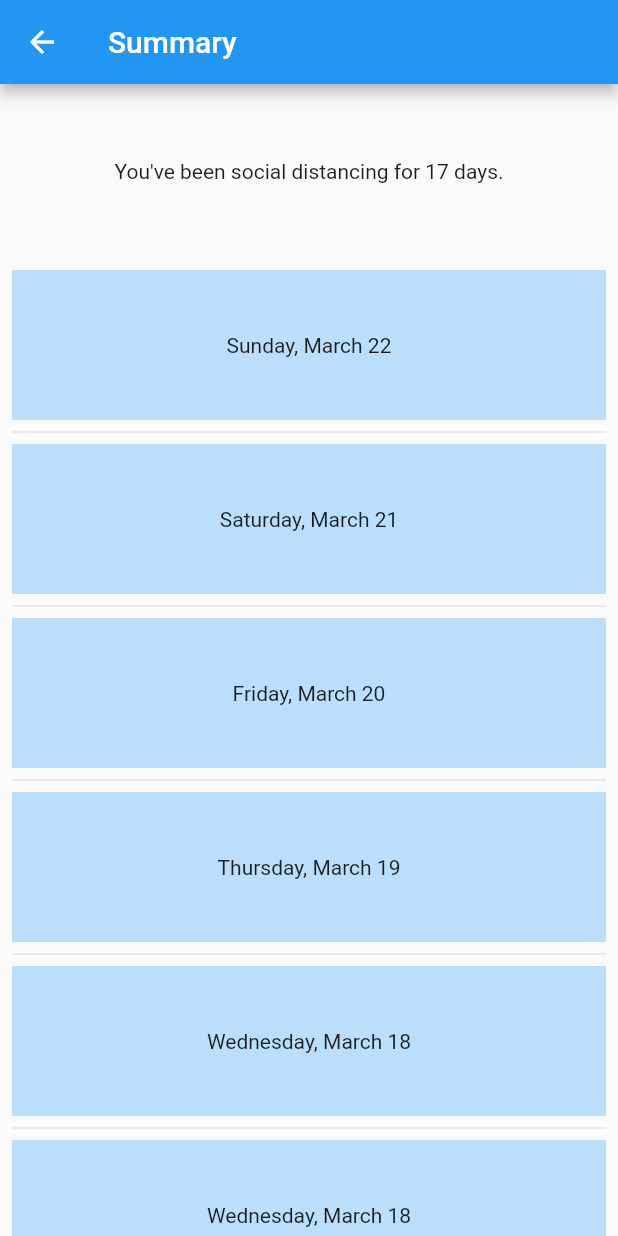
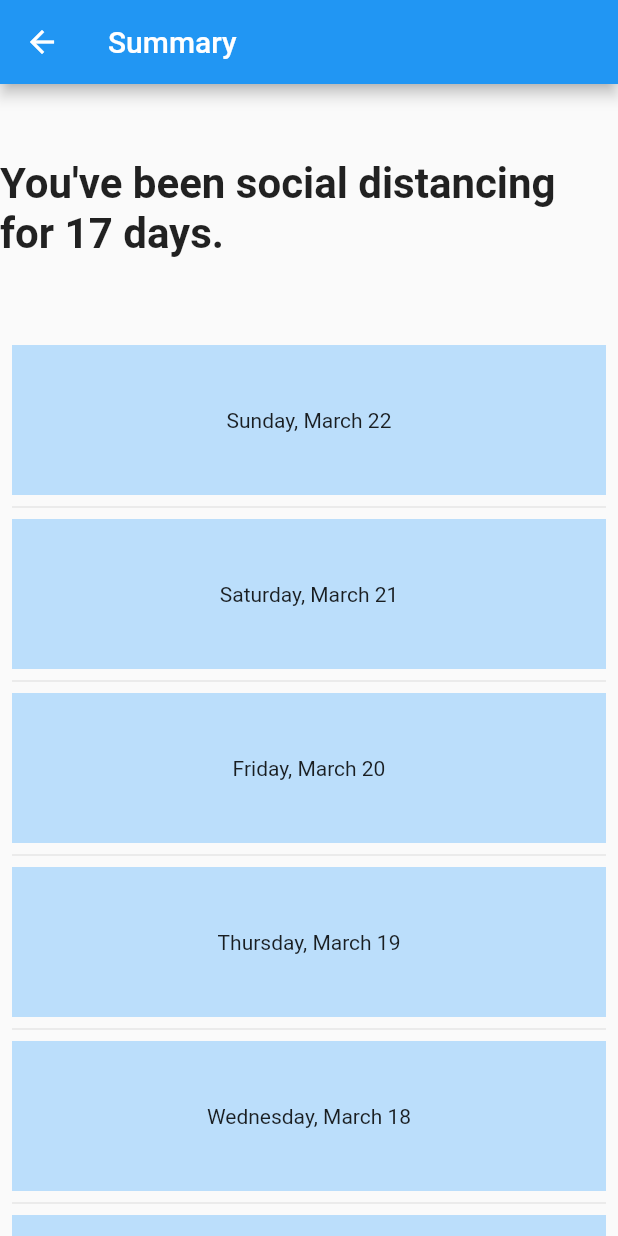
Before and after one commit to sfuentesbongenaar/shelter_in_place, a Flutter app: the Summary screen opened directly, on a phone screen of 412 x 824 dp. Run offline on Flutter 3.47's test engine with Material 2 defaults, Android fonts, the phone set to English and light mode, and no system bars; our stand-ins replace charts_flutter, firebase_auth, shared_preferences; accounts and stored records are empty.

Commit message:
Add original translated text to the summary page.

```diff
--- a/lib/pages/summary.dart
+++ b/lib/pages/summary.dart
@@ -16,6 +16,8 @@ final List<dynamic> dates = <dynamic>[
 ];
 
 class Summary extends StatefulWidget {
+  final String userEmail;
+
   @override
   _SummaryState createState() => _SummaryState();
 }
@@ -34,16 +36,14 @@ class _SummaryState extends State<Summary> {
     return Scaffold(
         appBar: AppBar(
           title:
-              Text("Summary"),
-              // Text(AppLocalizations.of(context).translate('summary bar title')),
+              Text(AppLocalizations.of(context).translate('summary bar title')),
         ),
         body: Center(
             child: Column(
           children: <Widget>[
             SizedBox(height: 50.0),
-            Text("You've been social distancing for 17 days."),
-            // Text(AppLocalizations.of(context).translate('summary header'),
-                // style: TextStyle(fontSize: 28, fontWeight: FontWeight.bold)),
+            Text(AppLocalizations.of(context).translate('summary header'),
+                style: TextStyle(fontSize: 28, fontWeight: FontWeight.bold)),
             SizedBox(height: 50.0),
             ListView.separated(
               shrinkWrap: true,
```
